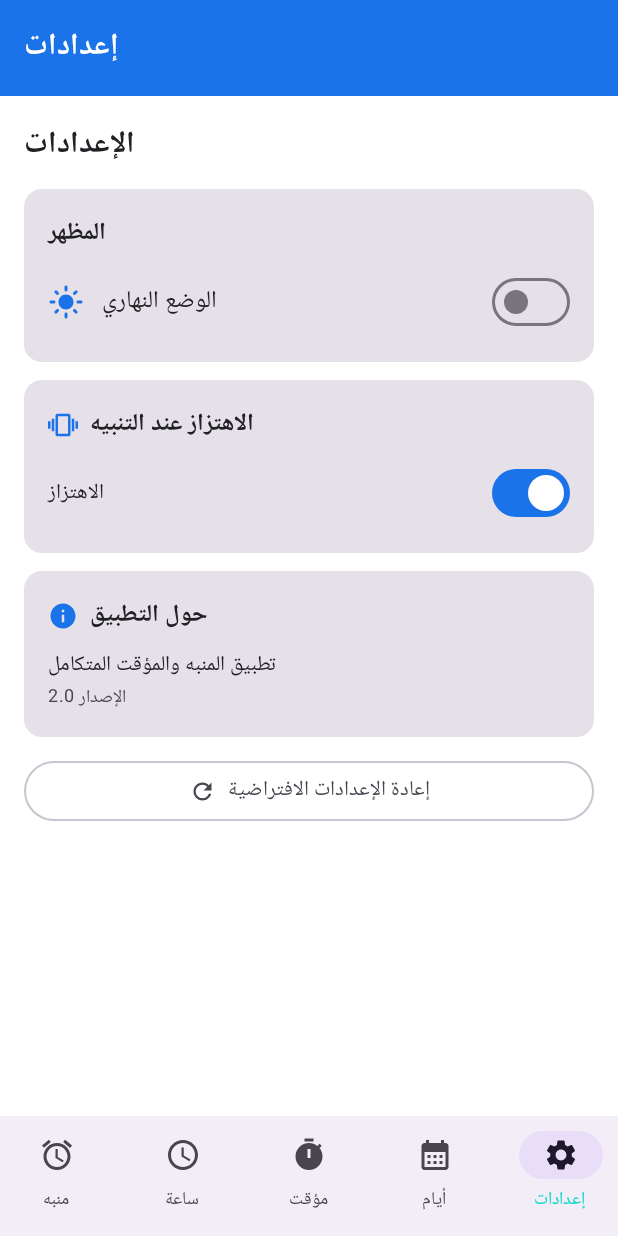
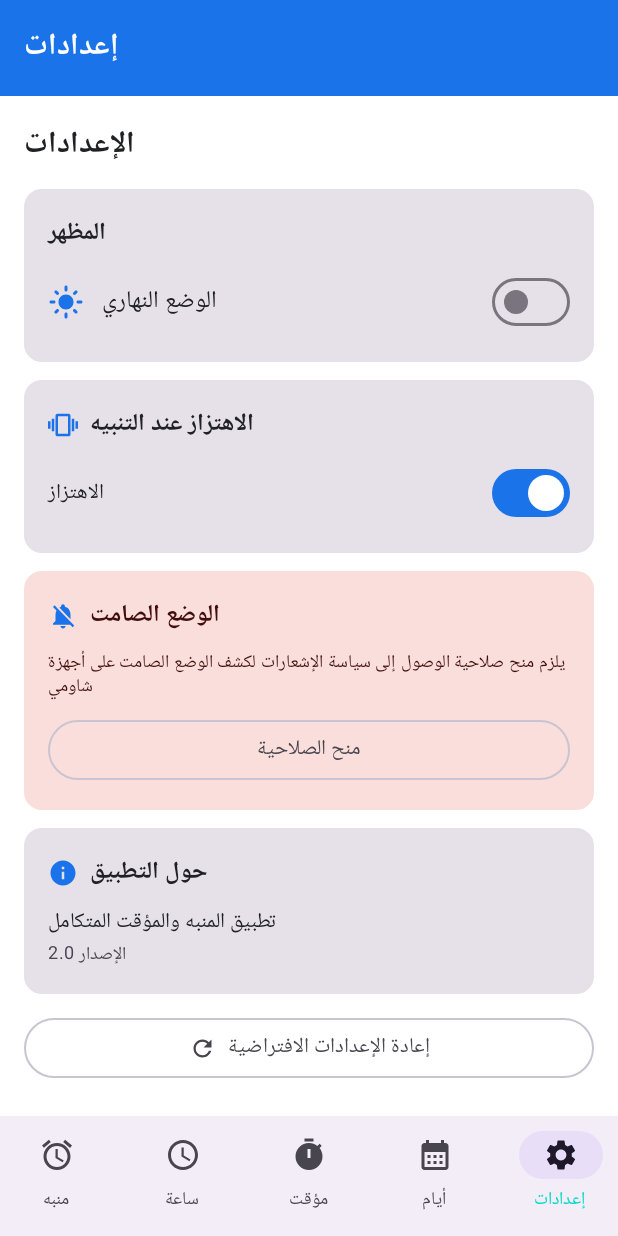
Before and after one commit to saifaldeenalani1-alt/alarmapp, an Android app built with Jetpack Compose: the screen it shows after launch (MainActivity), item 5 of the bottom bar chosen, on a phone screen of 412 x 824 dp. Run offline under Robolectric (Android 15) with nearby library versions, the light colour scheme and no system bars.

Commit message:
Add ACCESS_NOTIFICATION_POLICY permission + DND settings UI for Xiaomi silent mode detection

```diff
--- a/app/src/main/AndroidManifest.xml
+++ b/app/src/main/AndroidManifest.xml
@@ -12,6 +12,7 @@
     <uses-permission android:name="android.permission.VIBRATE" />
     <uses-permission android:name="android.permission.SYSTEM_OVERLAY_WINDOW" />
     <uses-permission android:name="android.permission.INTERNET" />
+    <uses-permission android:name="android.permission.ACCESS_NOTIFICATION_POLICY" />
 
     <application
         android:name=".AlarmApp"
--- a/app/src/main/java/com/alarmapp/ui/screens/SettingsScreen.kt
+++ b/app/src/main/java/com/alarmapp/ui/screens/SettingsScreen.kt
@@ -1,5 +1,9 @@
 package com.alarmapp.ui.screens
 
+import android.content.Intent
+import android.os.Build
+import android.os.PowerManager
+import android.provider.Settings
 import androidx.compose.foundation.layout.*
 import androidx.compose.foundation.lazy.LazyColumn
 import androidx.compose.material.icons.Icons
@@ -8,6 +12,7 @@ import androidx.compose.material.icons.filled.LightMode
 import androidx.compose.material.icons.filled.Refresh
 import androidx.compose.material.icons.filled.Info
 import androidx.compose.material.icons.filled.Vibration
+import androidx.compose.material.icons.filled.NotificationsOff
 import androidx.compose.material3.*
 import androidx.compose.runtime.*
 import androidx.compose.ui.Alignment
@@ -99,6 +104,44 @@ fun SettingsScreen(
             }
         }
 
+        if (Build.VERSION.SDK_INT >= Build.VERSION_CODES.M) {
+            item {
+                val nm = context.getSystemService(android.app.NotificationManager::class.java)
+                val hasDndAccess = nm?.isNotificationPolicyAccessGranted == true
+                Card(
+                    modifier = Modifier.fillMaxWidth(),
+                    colors = if (!hasDndAccess) CardDefaults.cardColors(
+                        containerColor = MaterialTheme.colorScheme.errorContainer
+                    ) else CardDefaults.cardColors()
+                ) {
+                    Column(modifier = Modifier.padding(16.dp)) {
+                        Row(verticalAlignment = Alignment.CenterVertically) {
+                            Icon(Icons.Default.NotificationsOff, contentDescription = null, modifier = Modifier.size(20.dp), tint = MaterialTheme.colorScheme.primary)
+                            Spacer(Modifier.width(8.dp))
+                            Text("الوضع الصامت", style = MaterialTheme.typography.titleMedium, fontWeight = FontWeight.Bold)
+                        }
+                        Spacer(Modifier.height(8.dp))
+                        Text(
+                            if (hasDndAccess) "تم منح صلاحية كشف الوضع الصامت"
+                            else "يلزم منح صلاحية الوصول إلى سياسة الإشعارات لكشف الوضع الصامت على أجهزة شاومي",
+                            style = MaterialTheme.typography.bodySmall
+                        )
+                        if (!hasDndAccess) {
+                            Spacer(Modifier.height(8.dp))
+                            OutlinedButton(
+                                onClick = {
+                                    context.startActivity(Intent(Settings.ACTION_NOTIFICATION_POLICY_ACCESS_SETTINGS))
+                                },
+                                modifier = Modifier.fillMaxWidth()
+                            ) {
+                                Text("منح الصلاحية")
+                            }
+                        }
+                    }
+                }
+            }
+        }
+
         item {
             Card(modifier = Modifier.fillMaxWidth()) {
                 Column(modifier = Modifier.padding(16.dp)) {
```
Also changed, not shown: app/src/main/java/com/alarmapp/receiver/AlarmReceiver.kt (+7 -3 lines).
